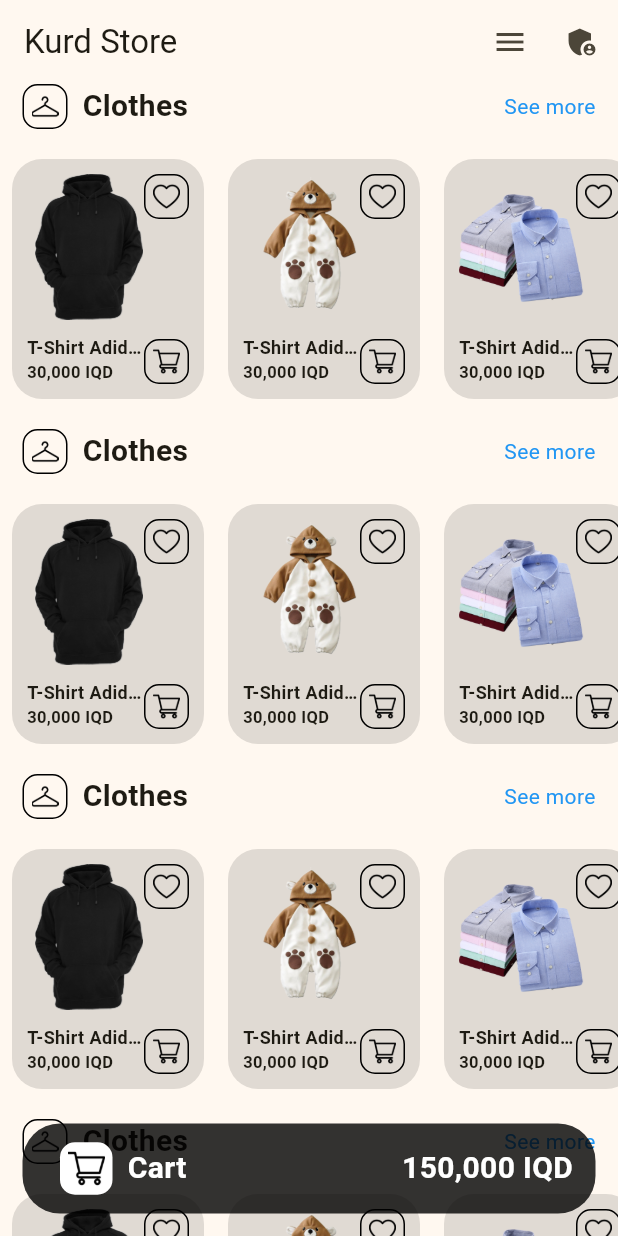
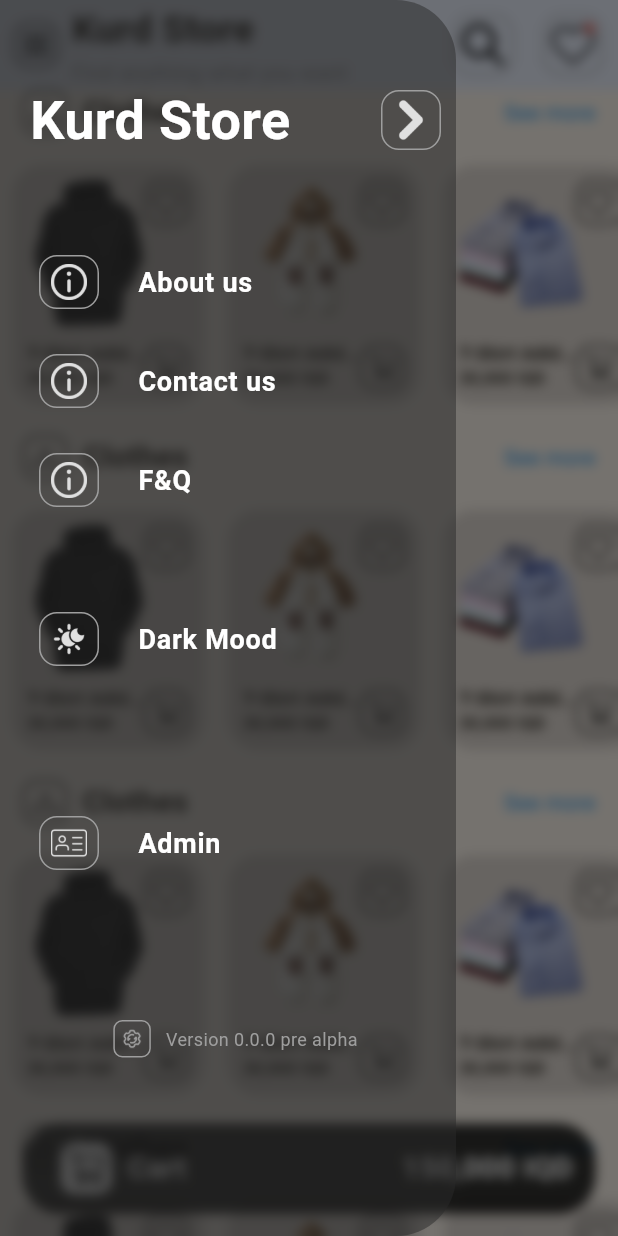
Before and after one commit to SalarPro/kurd_store_flutter, a Flutter app: the screen it shows after launch, with the side drawer open (before the commit the screen has no drawer), on a phone screen of 412 x 824 dp. Run offline on Flutter 3.47's test engine with Material 2 defaults, Android fonts, the phone set to English and light mode, and no system bars; our stand-ins replace firebase_core, get, google_fonts; accounts and stored records are empty.

Commit message:
added drawer and app bar to home screen

```diff
--- a/lib/src/screens/drawer_screens/drawer_widget.dart
+++ b/lib/src/screens/drawer_screens/drawer_widget.dart
@@ -6,34 +6,33 @@ import 'package:flutter/material.dart';
 import 'package:kurd_store/src/constants/assets.dart';
 import 'package:kurd_store/src/screens/drawer_screens/fq_scree.dart';
 
-class NavBar extends StatefulWidget {
-  const NavBar({super.key});
+class MainDrawer extends StatefulWidget {
+  const MainDrawer({super.key});
 
   @override
-  State<NavBar> createState() => _NavBarState();
+  State<MainDrawer> createState() => _MainDrawerState();
 }
 
 final GlobalKey<ScaffoldState> _key = GlobalKey();
 
-class _NavBarState extends State<NavBar> {
+class _MainDrawerState extends State<MainDrawer> {
   @override
   Widget build(BuildContext context) {
-    return Padding(
-      padding: EdgeInsets.only(top: 60),
-      child: BackdropFilter(
+    return BackdropFilter(
       filter: ImageFilter.blur(sigmaX: 4, sigmaY: 4),
       child: Drawer(
         shape: RoundedRectangleBorder(
           borderRadius: BorderRadius.only(
             topRight: Radius.circular(40),
             bottomRight: Radius.circular(40),
-                topLeft: Radius.circular(40)),
+          ),
         ),
         backgroundColor: Color.fromARGB(255, 41, 41, 41).withOpacity(0.5),
+        child: SingleChildScrollView(
+          child: SafeArea(
             child: Column(
               children: [
-              SafeArea(
-                child: Padding(
+                Padding(
                   padding: EdgeInsets.only(top: 50, left: 20),
                   child: Row(
                     children: [
@@ -61,7 +60,6 @@ class _NavBarState extends State<NavBar> {
                         ),
                       ),
                     ],
-                  ),
                   ),
                 ),
                 SizedBox(height: 50),
@@ -229,6 +227,7 @@ class _NavBarState extends State<NavBar> {
             ),
           ),
         ),
+      ),
     );
   }
 }
--- a/lib/src/screens/home_screen/home_screen.dart
+++ b/lib/src/screens/home_screen/home_screen.dart
@@ -1,10 +1,9 @@
 // ignore_for_file: prefer_const_constructors, prefer_const_literals_to_create_immutables
 
 import 'package:flutter/material.dart';
-import 'package:get/get.dart';
-import 'package:kurd_store/src/admin/screens/order_screen/admin_order_view_screen.dart';
 import 'package:kurd_store/src/constants/assets.dart';
 import 'package:kurd_store/src/helper/ks_widget.dart';
+import 'package:kurd_store/src/screens/drawer_screens/drawer_widget.dart';
 import 'package:kurd_store/src/screens/product/product_see_all_screen.dart';
 
 class HomeScreen extends StatefulWidget {
@@ -14,31 +13,17 @@ class HomeScreen extends StatefulWidget {
   _HomeScreenState createState() => _HomeScreenState();
 }
 
+GlobalKey<ScaffoldState> _scaffoldKey = GlobalKey();
+
 class _HomeScreenState extends State<HomeScreen> {
   var isNavigationBarVisible = true;
 
   @override
   Widget build(BuildContext context) {
     return Scaffold(
-      appBar: AppBar(
-        title: Text("Kurd Store"),
-        actions: [
-          IconButton(
-            onPressed: () {
-              setState(() {
-                isNavigationBarVisible = !isNavigationBarVisible;
-              });
-            },
-            icon: Icon(Icons.menu),
-          ),
-          IconButton(
-            onPressed: () {
-              Get.to(AdminOrderView());
-            },
-            icon: Icon(Icons.admin_panel_settings),
-          )
-        ],
-      ),
+      key: _scaffoldKey,
+      drawer: MainDrawer(),
+      appBar: appBar(),
       body: Stack(
         children: [
           Positioned.fill(
@@ -192,4 +177,83 @@ class _HomeScreenState extends State<HomeScreen> {
           )),
     );
   }
+
+  appBar() {
+    return PreferredSize(
+      preferredSize: Size.fromHeight(70),
+      child: Container(
+        decoration: BoxDecoration(
+          color: Color.fromARGB(255, 235, 242, 255),
+        ),
+        child: SafeArea(
+          child: Container(
+            child: Row(
+              children: [
+                IconButton(
+                  onPressed: () {
+                    _scaffoldKey.currentState?.openDrawer();
+                  },
+                  icon: KSWidget.iconFrame(Assets.assetsIconsMenu, size: 30),
+                ),
+                Expanded(
+                  child: Column(
+                    mainAxisSize: MainAxisSize.min,
+                    crossAxisAlignment: CrossAxisAlignment.start,
+                    mainAxisAlignment: MainAxisAlignment.center,
+                    children: [
+                      Text(
+                        'Kurd Store',
+                        maxLines: 1,
+                        overflow: TextOverflow.ellipsis,
+                        style: TextStyle(
+                            fontSize: 25, fontWeight: FontWeight.bold),
+                      ),
+                      Text(
+                        'Find anything what you want',
+                        maxLines: 1,
+                        overflow: TextOverflow.ellipsis,
+                        style: TextStyle(fontSize: 14, color: Colors.grey[500]),
+                      ),
+                    ],
+                  ),
+                ),
+                Container(
+                  width: 40,
+                  height: 40,
+                  margin: EdgeInsets.all(10),
+                  padding: EdgeInsets.all(5),
+                  child: Image.asset(Assets.assetsIconsSearch),
+                  decoration: BoxDecoration(
+                    color: Colors.transparent,
+                    borderRadius: BorderRadius.circular(12),
+                    border: Border.all(color: Colors.grey),
+                  ),
+                ),
+                Container(
+                  width: 40,
+                  height: 40,
+                  margin: EdgeInsets.all(10),
+                  padding: EdgeInsets.all(5),
+                  decoration: BoxDecoration(
+                    color: Colors.transparent,
+                    borderRadius: BorderRadius.circular(12),
+                    border: Border.all(color: Colors.grey),
+                  ),
+                  child: Badge(
+                    textStyle: TextStyle(fontSize: 100),
+                    backgroundColor: Colors.red,
+                    child: InkWell(
+                      child: Image.asset(
+                        Assets.assetsIconsFavorite,
+                      ),
+                    ),
+                  ),
+                ),
+              ],
+            ),
+          ),
+        ),
+      ),
+    );
+  }
 }
```
Also changed, not shown: lib/src/screens/home_screen/app_bar.dart (deleted, +0 -84 lines). Lines whose indentation alone changed are shown as unchanged.
